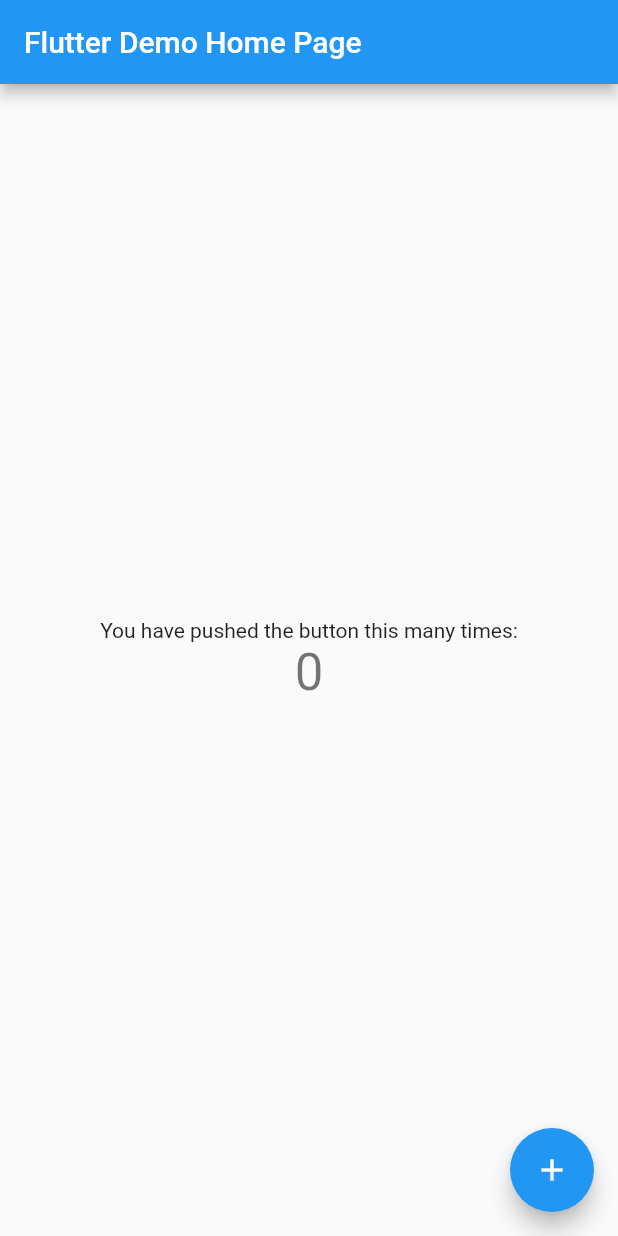
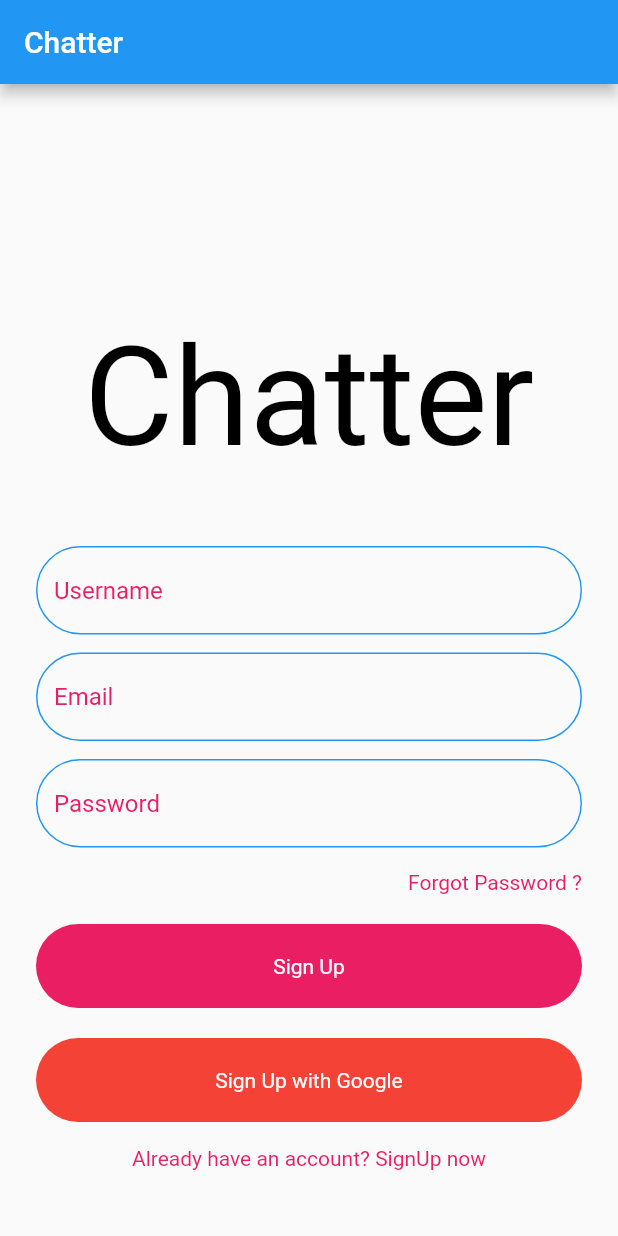
Before and after one commit to arteevraina/Chatter, a Flutter app: the screen it shows after launch, on a phone screen of 412 x 824 dp. Run offline on Flutter 3.47's test engine with Material 2 defaults, Android fonts, the phone set to English and light mode, and no system bars; our stand-ins replace firebase_auth, google_fonts; accounts and stored records are empty.

Commit message:
feat: SignUp and SignIn UI done

```diff
--- /dev/null
+++ b/lib/constants/styles.dart
@@ -0,0 +1,18 @@
+import 'package:flutter/material.dart';
+import 'package:google_fonts/google_fonts.dart';
+
+TextStyle mediumTextStyle() {
+  return GoogleFonts.yeonSung(
+    textStyle: TextStyle(
+      color: Colors.pink,
+    ),
+  );
+}
+
+TextStyle buttonTextStyle(Color textColor) {
+  return GoogleFonts.majorMonoDisplay(
+    textStyle: TextStyle(
+      color: textColor,
+    ),
+  );
+}
--- a/lib/main.dart
+++ b/lib/main.dart
@@ -1,4 +1,7 @@
+import 'package:chatter/views/signup.dart';
 import 'package:flutter/material.dart';
+import 'package:chatter/views/signin.dart';
+import 'package:chatter/views/signup.dart';
 
 void main() {
   runApp(MyApp());
@@ -9,109 +12,12 @@ class MyApp extends StatelessWidget {
   @override
   Widget build(BuildContext context) {
     return MaterialApp(
-      title: 'Flutter Demo',
-      theme: ThemeData(
-        // This is the theme of your application.
-        //
-        // Try running your application with "flutter run". You'll see the
-        // application has a blue toolbar. Then, without quitting the app, try
-        // changing the primarySwatch below to Colors.green and then invoke
-        // "hot reload" (press "r" in the console where you ran "flutter run",
-        // or simply save your changes to "hot reload" in a Flutter IDE).
-        // Notice that the counter didn't reset back to zero; the application
-        // is not restarted.
-        primarySwatch: Colors.blue,
-        // This makes the visual density adapt to the platform that you run
-        // the app on. For desktop platforms, the controls will be smaller and
-        // closer together (more dense) than on mobile platforms.
-        visualDensity: VisualDensity.adaptivePlatformDensity,
-      ),
-      home: MyHomePage(title: 'Flutter Demo Home Page'),
-    );
+        title: 'Chatter',
+        debugShowCheckedModeBanner: false,
+        theme: ThemeData(
+          primarySwatch: Colors.blue,
+          visualDensity: VisualDensity.adaptivePlatformDensity,
+        ),
+        home: SignUp());
   }
 }
-
-class MyHomePage extends StatefulWidget {
-  MyHomePage({Key key, this.title}) : super(key: key);
-
-  // This widget is the home page of your application. It is stateful, meaning
-  // that it has a State object (defined below) that contains fields that affect
-  // how it looks.
-
-  // This class is the configuration for the state. It holds the values (in this
-  // case the title) provided by the parent (in this case the App widget) and
-  // used by the build method of the State. Fields in a Widget subclass are
-  // always marked "final".
-
-  final String title;
-
-  @override
-  _MyHomePageState createState() => _MyHomePageState();
-}
-
-class _MyHomePageState extends State<MyHomePage> {
-  int _counter = 0;
-
-  void _incrementCounter() {
-    setState(() {
-      // This call to setState tells the Flutter framework that something has
-      // changed in this State, which causes it to rerun the build method below
-      // so that the display can reflect the updated values. If we changed
-      // _counter without calling setState(), then the build method would not be
-      // called again, and so nothing would appear to happen.
-      _counter++;
-    });
-  }
-
-  @override
-  Widget build(BuildContext context) {
-    // This method is rerun every time setState is called, for instance as done
-    // by the _incrementCounter method above.
-    //
-    // The Flutter framework has been optimized to make rerunning build methods
-    // fast, so that you can just rebuild anything that needs updating rather
-    // than having to individually change instances of widgets.
-    return Scaffold(
-      appBar: AppBar(
-        // Here we take the value from the MyHomePage object that was created by
-        // the App.build method, and use it to set our appbar title.
-        title: Text(widget.title),
-      ),
-      body: Center(
-        // Center is a layout widget. It takes a single child and positions it
-        // in the middle of the parent.
-        child: Column(
-          // Column is also a layout widget. It takes a list of children and
-          // arranges them vertically. By default, it sizes itself to fit its
-          // children horizontally, and tries to be as tall as its parent.
-          //
-          // Invoke "debug painting" (press "p" in the console, choose the
-          // "Toggle Debug Paint" action from the Flutter Inspector in Android
-          // Studio, or the "Toggle Debug Paint" command in Visual Studio Code)
-          // to see the wireframe for each widget.
-          //
-          // Column has various properties to control how it sizes itself and
-          // how it positions its children. Here we use mainAxisAlignment to
-          // center the children vertically; the main axis here is the vertical
-          // axis because Columns are vertical (the cross axis would be
-          // horizontal).
-          mainAxisAlignment: MainAxisAlignment.center,
-          children: <Widget>[
-            Text(
-              'You have pushed the button this many times:',
-            ),
-            Text(
-              '$_counter',
-              style: Theme.of(context).textTheme.headline4,
-            ),
-          ],
-        ),
-      ),
-      floatingActionButton: FloatingActionButton(
-        onPressed: _incrementCounter,
-        tooltip: 'Increment',
-        child: Icon(Icons.add),
-      ), // This trailing comma makes auto-formatting nicer for build methods.
-    );
-  }
-}
--- /dev/null
+++ b/lib/model/user.dart
@@ -0,0 +1,5 @@
+class UserModel {
+  String userId;
+
+  UserModel({this.userId});
+}
--- a/lib/views/signup.dart
+++ b/lib/views/signup.dart
@@ -0,0 +1,106 @@
+import 'package:flutter/material.dart';
+import 'package:chatter/widgets/widget.dart';
+import 'package:chatter/constants/styles.dart';
+
+class SignUp extends StatefulWidget {
+  @override
+  _SignUpState createState() => _SignUpState();
+}
+
+class _SignUpState extends State<SignUp> {
+  TextEditingController _userNameController = TextEditingController();
+  TextEditingController _emailController = TextEditingController();
+  TextEditingController _passwordController = TextEditingController();
+
+  @override
+  Widget build(BuildContext context) {
+    return Scaffold(
+      appBar: AppBarMain(context),
+      body: SingleChildScrollView(
+        child: Container(
+          height: MediaQuery.of(context).size.height - 50,
+          alignment: Alignment.bottomCenter,
+          padding: EdgeInsets.symmetric(horizontal: 24),
+          child: Column(
+            mainAxisSize: MainAxisSize.min,
+            children: [
+              Container(
+                width: 300.0,
+                height: 200.0,
+                child: FittedBox(
+                  child: Text(
+                    "Chatter",
+                    style: buttonTextStyle(Colors.black),
+                  ),
+                ),
+              ),
+              TextFieldMain(
+                context: context,
+                hintText: "Username",
+                inputController: _userNameController,
+              ),
+              SizedBox(
+                height: 12,
+              ),
+              TextFieldMain(
+                context: context,
+                hintText: "Email",
+                inputController: _emailController,
+              ),
+              SizedBox(
+                height: 12,
+              ),
+              TextFieldMain(
+                context: context,
+                hintText: "Password",
+                inputController: _passwordController,
+              ),
+              Container(
+                padding: EdgeInsets.only(top: 15),
+                alignment: Alignment.centerRight,
+                child: Text(
+                  "Forgot Password ?",
+                  style: mediumTextStyle(),
+                ),
+              ),
+              SizedBox(
+                height: 20,
+              ),
+              LoginButton(
+                context: context,
+                buttonText: "Sign Up",
+                textColor: Colors.white,
+                backgroundColor: Colors.pink,
+              ),
+              SizedBox(
+                height: 20,
+              ),
+              LoginButton(
+                context: context,
+                buttonText: "Sign Up with Google",
+                textColor: Colors.white,
+                backgroundColor: Colors.red,
+              ),
+              SizedBox(
+                height: 16,
+              ),
+              Row(
+                mainAxisAlignment: MainAxisAlignment.center,
+                children: [
+                  Text("Already have an account? ", style: mediumTextStyle()),
+                  Text(
+                    "SignUp now",
+                    style: mediumTextStyle(),
+                  ),
+                ],
+              ),
+              SizedBox(
+                height: 50,
+              )
+            ],
+          ),
+        ),
+      ),
+    );
+  }
+}
--- /dev/null
+++ b/lib/widgets/widget.dart
@@ -0,0 +1,53 @@
+import 'package:flutter/material.dart';
+import 'package:google_fonts/google_fonts.dart';
+import 'package:chatter/constants/styles.dart';
+
+Widget AppBarMain(BuildContext context) {
+  return AppBar(
+    title: Text(
+      "Chatter",
+      style: GoogleFonts.majorMonoDisplay(),
+    ),
+  );
+}
+
+Widget TextFieldMain(
+    {BuildContext context,
+    String hintText,
+    TextEditingController inputController}) {
+  return TextField(
+    controller: inputController,
+    decoration: InputDecoration(
+      hintStyle: mediumTextStyle(),
+      hintText: hintText,
+      enabledBorder: OutlineInputBorder(
+          borderSide: BorderSide(color: Colors.blue),
+          borderRadius: BorderRadius.all(Radius.circular(30))),
+      focusedBorder: OutlineInputBorder(
+        borderSide: BorderSide(color: Colors.red),
+        borderRadius: BorderRadius.all(
+          Radius.circular(30),
+        ),
+      ),
+    ),
+  );
+}
+
+Widget LoginButton(
+    {BuildContext context,
+    String buttonText,
+    Color textColor,
+    Color backgroundColor}) {
+  return Container(
+    padding: EdgeInsets.symmetric(vertical: 20),
+    width: MediaQuery.of(context).size.width,
+    decoration: BoxDecoration(
+        color: backgroundColor, borderRadius: BorderRadius.circular(30)),
+    child: Center(
+      child: Text(
+        buttonText,
+        style: buttonTextStyle(textColor),
+      ),
+    ),
+  );
+}
```
Also changed, not shown: lib/services/auth.dart (added, +46 -0 lines), lib/views/signin.dart (+94 -0 lines), pubspec.yaml (+4 -15 lines), 4 other files.
